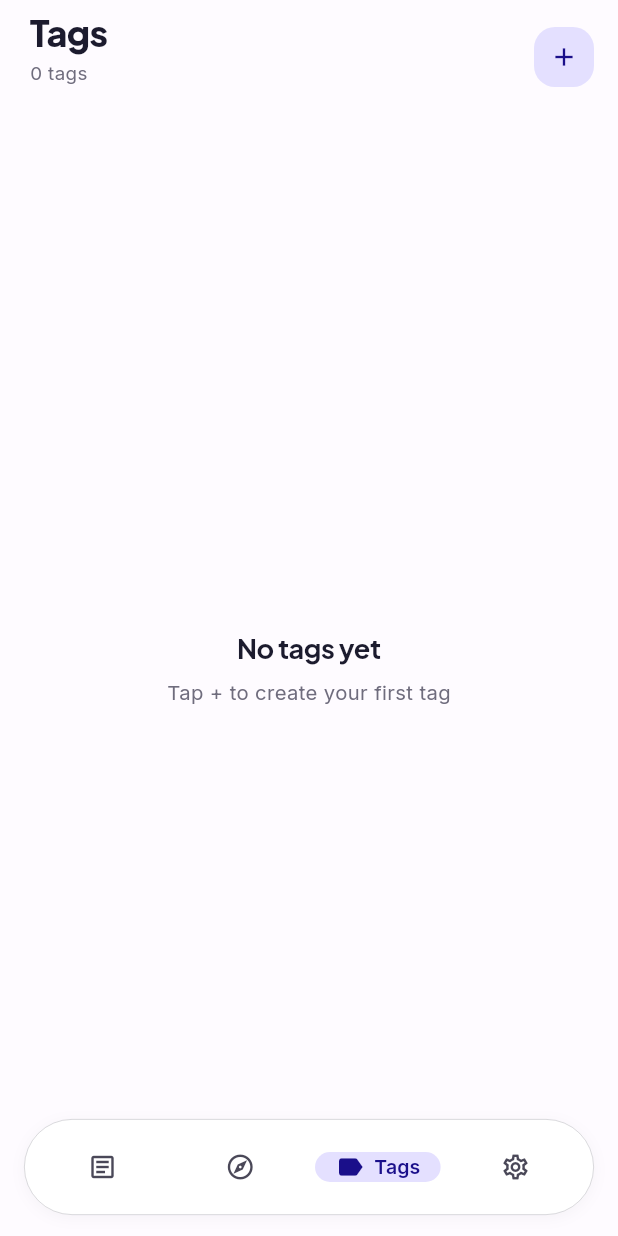
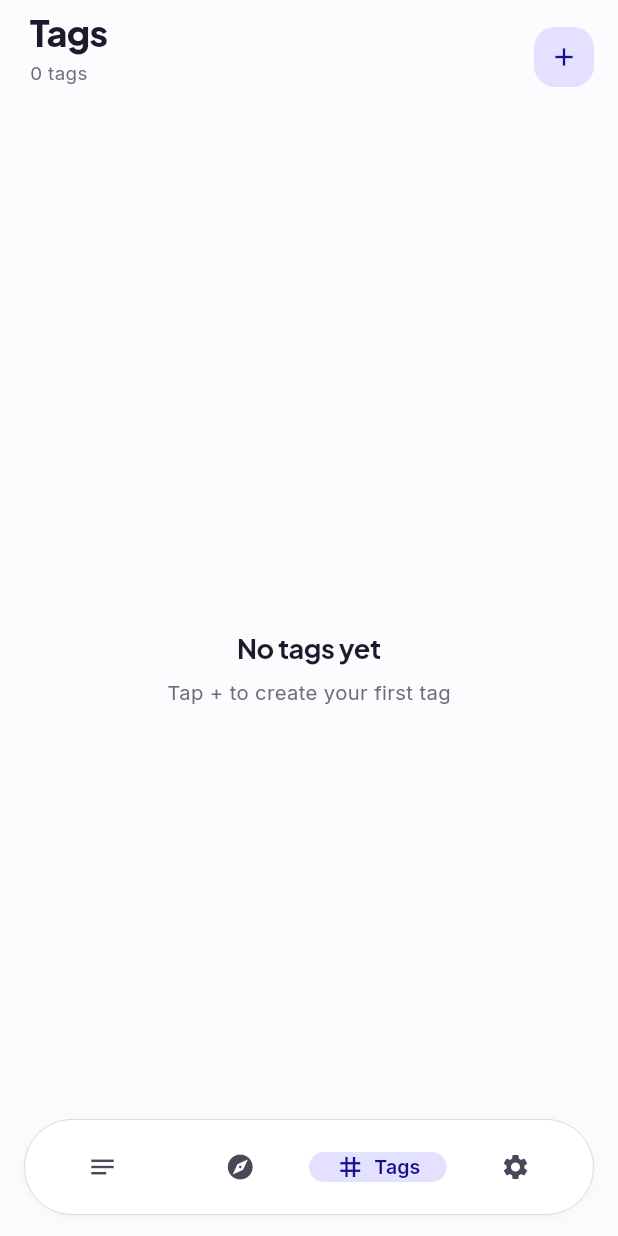
Before and after one commit to patelmilan03/ModuNote, a Flutter app: the TagsScreen screen opened by its route, on a phone screen of 412 x 824 dp. Run offline on Flutter 3.47's test engine with Material 3 defaults, Android fonts, the phone set to English and light mode, and no system bars; our stand-ins replace drift, drift_flutter, equatable, flutter_riverpod, go_router, google_fonts and 2 more; missing offline and left inert: flutter_quill, flutter_sound; accounts and stored records are empty; generated files the repository leaves out were written again.

Commit message:
Revert "Update tags_screen.dart"
This reverts commit 3dc3fd85aa645ec07cd5f3400c2baf87adc24836.

```diff
--- a/modunote/lib/presentation/views/tags/tags_screen.dart
+++ b/modunote/lib/presentation/views/tags/tags_screen.dart
@@ -2,13 +2,11 @@ import 'dart:math';
 
 import 'package:flutter/material.dart';
 import 'package:flutter_riverpod/flutter_riverpod.dart';
-import 'package:go_router/go_router.dart';
 
 import '../../../core/theme/app_colors.dart';
 import '../../../core/theme/app_typography.dart';
 import '../../../data/models/tag.dart';
 import '../../viewmodels/tag_list_view_model.dart';
-import '../../router/app_router.dart';
 
 /// Tags management screen.
 /// Shows all tags with note-count density bars.
@@ -497,34 +495,10 @@ class _BottomNav extends StatelessWidget {
       padding: const EdgeInsets.all(6),
       child: Row(
         children: [
-          _NavTab(
-            icon: Icons.article_outlined,
-            activeIcon: Icons.article,
-            isActive: false,
-            isDark: isDark,
-            onTap: () => context.go(AppRoutes.home),
-          ),
-          _NavTab(
-            icon: Icons.explore_outlined,
-            activeIcon: Icons.explore,
-            isActive: false,
-            isDark: isDark,
-            onTap: () => context.go(AppRoutes.search),
-          ),
-          _NavTab(
-            icon: Icons.label_outline,
-            activeIcon: Icons.label,
-            isActive: true,
-            isDark: isDark,
-            onTap: () {},
-          ),
-          _NavTab(
-            icon: Icons.settings_outlined,
-            activeIcon: Icons.settings,
-            isActive: false,
-            isDark: isDark,
-            onTap: () => context.go(AppRoutes.settings),
-          ),
+          _NavTab(icon: Icons.notes, label: 'Home', isActive: false, isDark: isDark),
+          _NavTab(icon: Icons.explore, label: 'Explore', isActive: false, isDark: isDark),
+          _NavTab(icon: Icons.tag, label: 'Tags', isActive: true, isDark: isDark),
+          _NavTab(icon: Icons.settings, label: 'Settings', isActive: false, isDark: isDark),
         ],
       ),
     );
@@ -534,17 +508,15 @@ class _BottomNav extends StatelessWidget {
 class _NavTab extends StatelessWidget {
   const _NavTab({
     required this.icon,
-    required this.activeIcon,
+    required this.label,
     required this.isActive,
     required this.isDark,
-    required this.onTap,
   });
 
   final IconData icon;
-  final IconData activeIcon;
+  final String label;
   final bool isActive;
   final bool isDark;
-  final VoidCallback onTap;
 
   @override
   Widget build(BuildContext context) {
@@ -559,10 +531,6 @@ class _NavTab extends StatelessWidget {
         : AppColors.lightOnSurfaceVariant;
 
     return Expanded(
-      child: GestureDetector(
-        onTap: onTap,
-        child: Padding(
-          padding: const EdgeInsets.symmetric(horizontal: 4),
       child: Container(
         decoration: isActive
             ? BoxDecoration(
@@ -574,14 +542,14 @@ class _NavTab extends StatelessWidget {
           mainAxisAlignment: MainAxisAlignment.center,
           children: [
             Icon(
-                  isActive ? activeIcon : icon,
+              icon,
               size: 20,
               color: isActive ? onPrimaryContainer : variantColor,
             ),
             if (isActive) ...[
               const SizedBox(width: 6),
               Text(
-                    'Tags',
+                label,
                 style: AppTypography.inter(
                   fontSize: 13,
                   fontWeight: FontWeight.w600,
@@ -593,8 +561,6 @@ class _NavTab extends StatelessWidget {
           ],
         ),
       ),
-        ),
-      ),
     );
   }
 }
```
Lines whose indentation alone changed are shown as unchanged.
